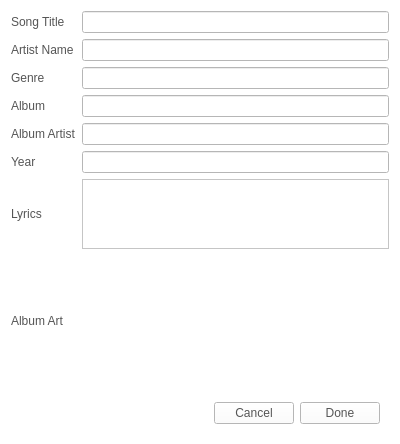
Qt form mpsonginfoeditor.ui (CISoftwareMaster/Minuet) before a commit.
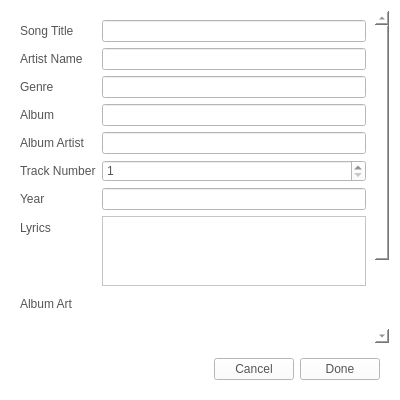
The same form after that commit. Icons and pictures are not drawn. Custom widgets are drawn as their Qt base class.

Diff of the .ui file:
```diff
--- a/mpsonginfoeditor.ui
+++ b/mpsonginfoeditor.ui
@@ -10,13 +10,13 @@
     <x>0</x>
     <y>0</y>
     <width>400</width>
-    <height>444</height>
+    <height>400</height>
    </rect>
   </property>
   <property name="minimumSize">
    <size>
     <width>400</width>
-    <height>444</height>
+    <height>400</height>
    </size>
   </property>
   <property name="windowTitle">
@@ -30,6 +30,96 @@
    <string notr="true">background: #FFF; color: #555;</string>
   </property>
   <layout class="QGridLayout" name="gridLayout">
+   <item row="2" column="0">
+    <widget class="QFrame" name="frame">
+     <property name="maximumSize">
+      <size>
+       <width>16777215</width>
+       <height>16777215</height>
+      </size>
+     </property>
+     <property name="frameShape">
+      <enum>QFrame::NoFrame</enum>
+     </property>
+     <property name="frameShadow">
+      <enum>QFrame::Raised</enum>
+     </property>
+     <layout class="QHBoxLayout" name="horizontalLayout">
+      <item>
+       <spacer name="horizontalSpacer_4">
+        <property name="orientation">
+         <enum>Qt::Horizontal</enum>
+        </property>
+        <property name="sizeHint" stdset="0">
+         <size>
+          <width>40</width>
+          <height>20</height>
+         </size>
+        </property>
+       </spacer>
+      </item>
+      <item>
+       <widget class="MPButton" name="cancelBtn">
+        <property name="maximumSize">
+         <size>
+          <width>80</width>
+          <height>16777215</height>
+         </size>
+        </property>
+        <property name="styleSheet">
+         <string notr="true"/>
+        </property>
+        <property name="text">
+         <string>Cancel</string>
+        </property>
+        <property name="shortcut">
+         <string>Esc</string>
+        </property>
+        <property name="flat">
+         <bool>false</bool>
+        </property>
+       </widget>
+      </item>
+      <item>
+       <widget class="MPDefaultButton" name="doneBtn">
+        <property name="maximumSize">
+         <size>
+          <width>80</width>
+          <height>16777215</height>
+         </size>
+        </property>
+        <property name="styleSheet">
+         <string notr="true"/>
+        </property>
+        <property name="text">
+         <string>Done</string>
+        </property>
+        <property name="shortcut">
+         <string>Return</string>
+        </property>
+       </widget>
+      </item>
+     </layout>
+    </widget>
+   </item>
+   <item row="0" column="0">
+    <widget class="QScrollArea" name="scrollArea">
+     <property name="frameShape">
+      <enum>QFrame::NoFrame</enum>
+     </property>
+     <property name="widgetResizable">
+      <bool>true</bool>
+     </property>
+     <widget class="QWidget" name="scrollAreaWidgetContents">
+      <property name="geometry">
+       <rect>
+        <x>0</x>
+        <y>0</y>
+        <width>368</width>
+        <height>435</height>
+       </rect>
+      </property>
+      <layout class="QFormLayout" name="formLayout">
    <item row="0" column="0">
     <widget class="QLabel" name="label">
      <property name="text">
@@ -57,9 +147,6 @@
      </property>
     </widget>
    </item>
-   <item row="3" column="1">
-    <widget class="QLineEdit" name="album"/>
-   </item>
    <item row="2" column="1">
     <widget class="QLineEdit" name="genre"/>
    </item>
@@ -70,8 +157,8 @@
      </property>
     </widget>
    </item>
-   <item row="4" column="1">
-    <widget class="QLineEdit" name="albumArtist"/>
+       <item row="3" column="1">
+        <widget class="QLineEdit" name="album"/>
    </item>
    <item row="4" column="0">
     <widget class="QLabel" name="label_7">
@@ -80,10 +167,27 @@
      </property>
     </widget>
    </item>
-   <item row="5" column="1">
-    <widget class="QLineEdit" name="year"/>
+       <item row="4" column="1">
+        <widget class="QLineEdit" name="albumArtist"/>
    </item>
    <item row="5" column="0">
+        <widget class="QLabel" name="label_9">
+         <property name="text">
+          <string>Track Number</string>
+         </property>
+        </widget>
+       </item>
+       <item row="5" column="1">
+        <widget class="QSpinBox" name="trackNumber">
+         <property name="minimum">
+          <number>1</number>
+         </property>
+         <property name="maximum">
+          <number>10000</number>
+         </property>
+        </widget>
+       </item>
+       <item row="6" column="0">
     <widget class="QLabel" name="label_5">
      <property name="text">
       <string>Year</string>
@@ -91,19 +195,22 @@
     </widget>
    </item>
    <item row="6" column="1">
-    <widget class="QTextEdit" name="lyrics">
-     <property name="tabChangesFocus">
-      <bool>true</bool>
-     </property>
-    </widget>
-   </item>
-   <item row="6" column="0">
+        <widget class="QLineEdit" name="year"/>
+       </item>
+       <item row="7" column="0">
     <widget class="QLabel" name="label_6">
      <property name="text">
       <string>Lyrics</string>
      </property>
     </widget>
    </item>
+       <item row="7" column="1">
+        <widget class="QTextEdit" name="lyrics">
+         <property name="tabChangesFocus">
+          <bool>true</bool>
+         </property>
+        </widget>
+       </item>
    <item row="8" column="0">
     <widget class="QLabel" name="label_8">
      <property name="text">
@@ -111,78 +218,6 @@
      </property>
     </widget>
    </item>
-   <item row="9" column="1">
-    <widget class="QFrame" name="frame">
-     <property name="maximumSize">
-      <size>
-       <width>16777215</width>
-       <height>16777215</height>
-      </size>
-     </property>
-     <property name="frameShape">
-      <enum>QFrame::NoFrame</enum>
-     </property>
-     <property name="frameShadow">
-      <enum>QFrame::Raised</enum>
-     </property>
-     <layout class="QHBoxLayout" name="horizontalLayout">
-      <item>
-       <spacer name="horizontalSpacer_4">
-        <property name="orientation">
-         <enum>Qt::Horizontal</enum>
-        </property>
-        <property name="sizeHint" stdset="0">
-         <size>
-          <width>40</width>
-          <height>20</height>
-         </size>
-        </property>
-       </spacer>
-      </item>
-      <item>
-       <widget class="MPButton" name="cancelBtn">
-        <property name="maximumSize">
-         <size>
-          <width>80</width>
-          <height>16777215</height>
-         </size>
-        </property>
-        <property name="styleSheet">
-         <string notr="true"/>
-        </property>
-        <property name="text">
-         <string>Cancel</string>
-        </property>
-        <property name="shortcut">
-         <string>Esc</string>
-        </property>
-        <property name="flat">
-         <bool>false</bool>
-        </property>
-       </widget>
-      </item>
-      <item>
-       <widget class="MPDefaultButton" name="doneBtn">
-        <property name="maximumSize">
-         <size>
-          <width>80</width>
-          <height>16777215</height>
-         </size>
-        </property>
-        <property name="styleSheet">
-         <string notr="true"/>
-        </property>
-        <property name="text">
-         <string>Done</string>
-        </property>
-        <property name="shortcut">
-         <string>Return</string>
-        </property>
-       </widget>
-      </item>
-     </layout>
-    </widget>
-   </item>
    <item row="8" column="1">
     <widget class="QFrame" name="frame_2">
      <property name="frameShape">
@@ -254,6 +289,10 @@
    </item>
   </layout>
  </widget>
+    </widget>
+   </item>
+  </layout>
+ </widget>
  <customwidgets>
   <customwidget>
    <class>MPButton</class>
```
Left out of the diff: 7 changed lines with no effect on the pictures. Lines whose indentation alone changed are shown as unchanged.
